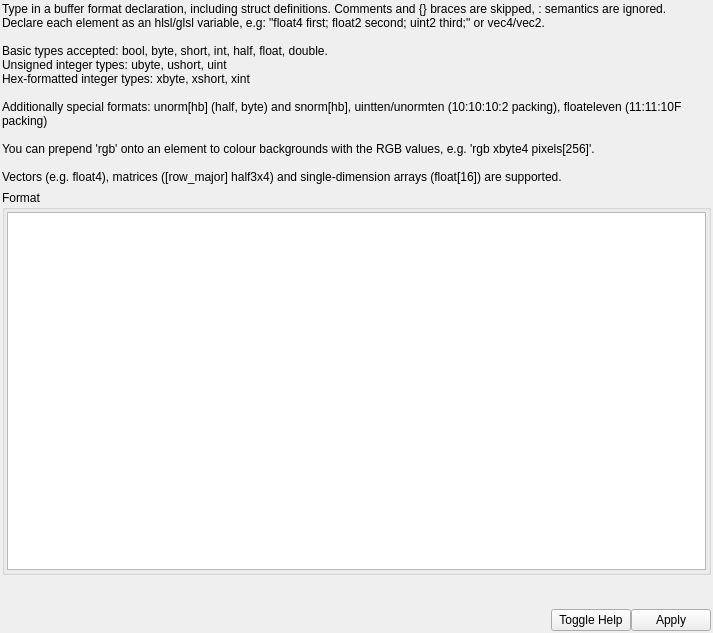
baldurk/renderdoc, file qrenderdoc/Widgets/BufferFormatSpecifier.ui: the form before one commit.
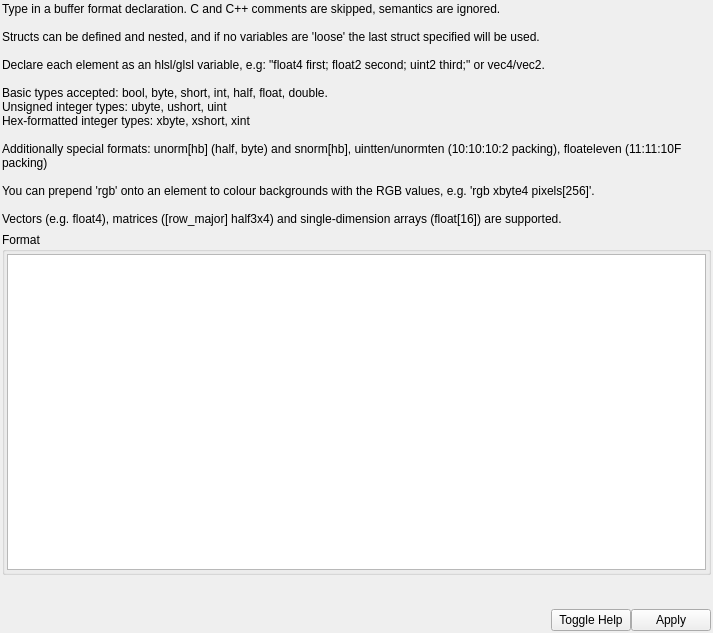
The form after the commit.

Commit message: Update buffer formatter help text, save its visibility in config

Diff of the .ui file:
```diff
--- a/qrenderdoc/Widgets/BufferFormatSpecifier.ui
+++ b/qrenderdoc/Widgets/BufferFormatSpecifier.ui
@@ -75,7 +75,10 @@
    <item row="0" column="0" colspan="2">
     <widget class="QLabel" name="helpText">
      <property name="text">
-      <string>Type in a buffer format declaration, including struct definitions. Comments and {} braces are skipped, : semantics are ignored.
+      <string>Type in a buffer format declaration. C and C++ comments are skipped, semantics are ignored.
+
+Structs can be defined and nested, and if no variables are 'loose' the last struct specified will be used.
+
 Declare each element as an hlsl/glsl variable, e.g: &quot;float4 first; float2 second; uint2 third;&quot; or vec4/vec2.
 
 Basic types accepted: bool, byte, short, int, half, float, double.
```
The commit also changes 5 other files.
